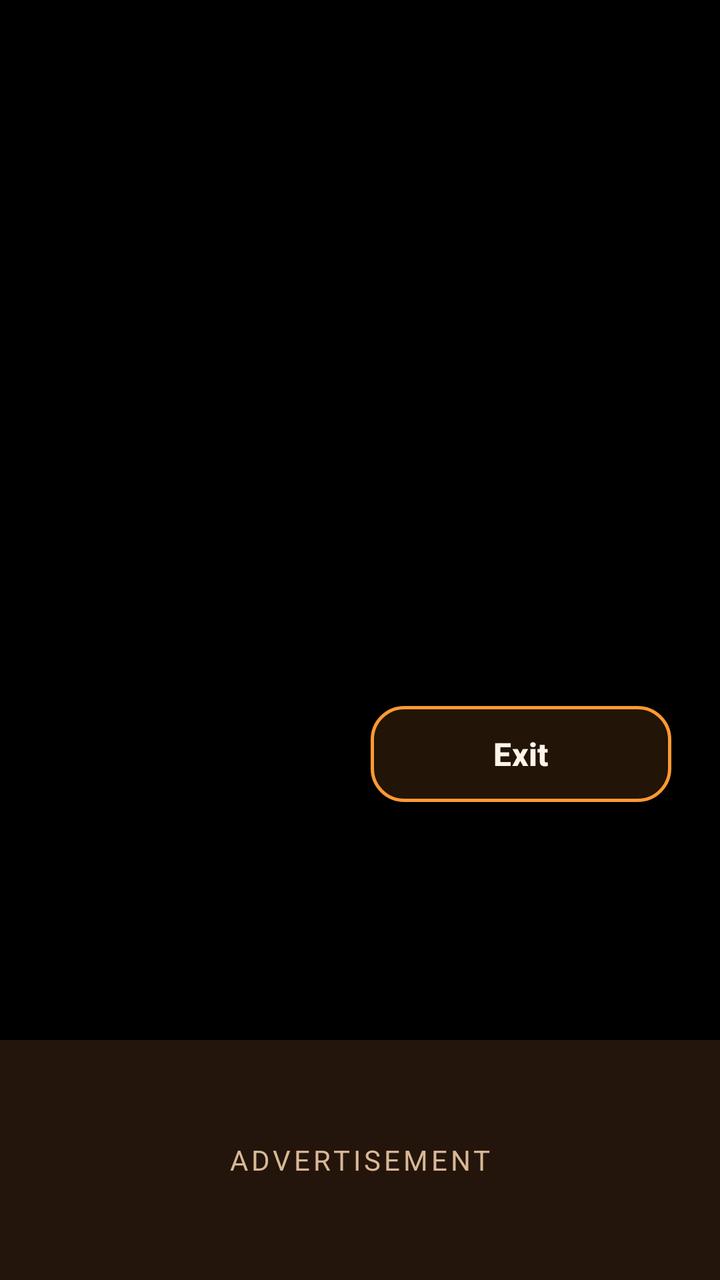
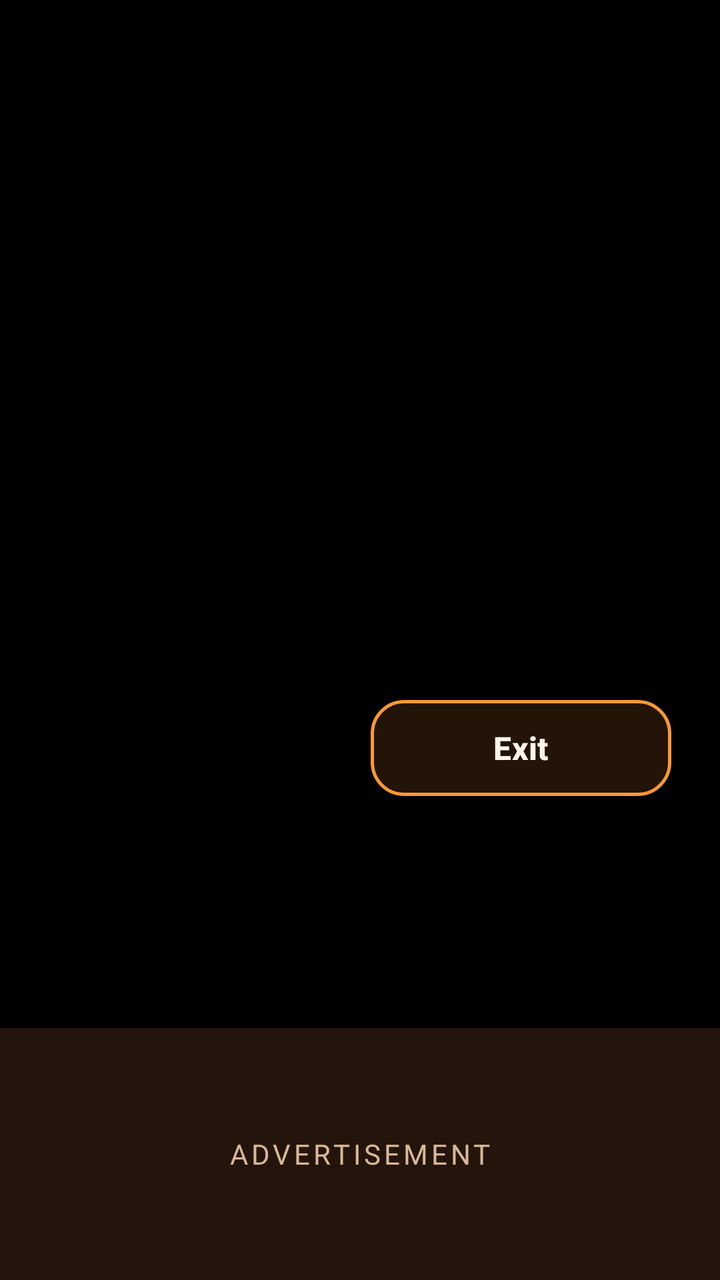

Before-and-after screenshots of an Android layout around one commit, followed by the original layout XML and the change that was made.
<!-- AndroidManifest.xml: activity theme Theme.Mantra.Nightstand -->
<!-- res/layout/activity_nightstand.xml -->
<?xml version="1.0" encoding="utf-8"?>
<LinearLayout xmlns:android="http://schemas.android.com/apk/res/android"
    xmlns:app="http://schemas.android.com/apk/res-auto"
    android:id="@+id/nightstandRoot"
    android:layout_width="match_parent"
    android:layout_height="match_parent"
    android:background="#FF000000"
    android:clickable="true"
    android:focusable="true"
    android:orientation="vertical">

    
    <LinearLayout
        android:layout_width="match_parent"
        android:layout_height="0dp"
        android:layout_weight="1"
        android:gravity="center_vertical"
        android:orientation="horizontal"
        android:paddingHorizontal="20dp"
        android:paddingTop="12dp"
        android:paddingBottom="8dp">

        <FrameLayout
            android:layout_width="0dp"
            android:layout_height="match_parent"
            android:layout_marginEnd="16dp"
            android:layout_weight="1">

            <ImageView
                android:id="@+id/godImage"
                android:layout_width="match_parent"
                android:layout_height="match_parent"
                android:adjustViewBounds="true"
                android:contentDescription="@string/nightstand_god_image"
                android:scaleType="fitCenter" />

            <View
                android:id="@+id/imageScrim"
                android:layout_width="match_parent"
                android:layout_height="match_parent"
                android:background="@android:color/transparent" />
        </FrameLayout>

        <LinearLayout
            android:layout_width="0dp"
            android:layout_height="match_parent"
            android:layout_weight="1.15"
            android:gravity="center"
            android:orientation="vertical"
            android:paddingStart="8dp"
            android:paddingEnd="4dp">

            <TextView
                android:id="@+id/clockText"
                android:layout_width="wrap_content"
                android:layout_height="wrap_content"
                android:fontFamily="sans-serif-medium"
                android:includeFontPadding="false"
                android:letterSpacing="0.02"
                android:textColor="@color/cream"
                android:textSize="96sp"
                android:textStyle="bold" />

            <TextView
                android:id="@+id/dateText"
                android:layout_width="match_parent"
                android:layout_height="wrap_content"
                android:layout_marginTop="2dp"
                android:gravity="center"
                android:textColor="@color/cream"
                android:textSize="24sp"
                android:textStyle="bold" />

            <TextView
                android:id="@+id/chargingStatus"
                android:layout_width="match_parent"
                android:layout_height="wrap_content"
                android:layout_marginTop="10dp"
                android:gravity="center"
                android:textColor="@color/brand"
                android:textSize="20sp"
                android:textStyle="bold" />

            <TextView
                android:id="@+id/mantraLabel"
                android:layout_width="match_parent"
                android:layout_height="wrap_content"
                android:layout_marginTop="10dp"
                android:ellipsize="end"
                android:gravity="center"
                android:maxLines="2"
                android:textColor="@color/cream"
                android:textSize="18sp"
                android:textStyle="bold" />

            <TextView
                android:id="@+id/sleepRemaining"
                android:layout_width="match_parent"
                android:layout_height="wrap_content"
                android:layout_marginTop="8dp"
                android:gravity="center"
                android:textColor="@color/cream"
                android:textSize="16sp"
                android:textStyle="bold"
                android:visibility="gone" />

            <com.google.android.material.button.MaterialButton
                android:id="@+id/exitButton"
                android:layout_width="wrap_content"
                android:layout_height="48dp"
                android:layout_marginTop="12dp"
                android:background="@drawable/btn_outline_bg"
                android:minWidth="160dp"
                android:minHeight="48dp"
                android:paddingHorizontal="28dp"
                android:text="@string/exit"
                android:textAllCaps="false"
                android:textColor="@color/cream"
                android:textSize="16sp"
                android:textStyle="bold"
                app:backgroundTint="@null" />
        </LinearLayout>
    </LinearLayout>

    <FrameLayout
        android:id="@+id/adSection"
        android:layout_width="match_parent"
        android:layout_height="120dp"
        android:background="@drawable/nightstand_ad_bg"
        android:paddingHorizontal="12dp"
        android:paddingVertical="8dp">

        <FrameLayout
            android:id="@+id/adPlaceholder"
            android:layout_width="match_parent"
            android:layout_height="match_parent">

            <ImageView
                android:id="@+id/adPlaceholderImage"
                android:layout_width="match_parent"
                android:layout_height="match_parent"
                android:alpha="0.35"
                android:importantForAccessibility="no"
                android:scaleType="centerCrop" />

            <TextView
                android:layout_width="wrap_content"
                android:layout_height="wrap_content"
                android:layout_gravity="center"
                android:letterSpacing="0.12"
                android:text="@string/ad_advertisement"
                android:textAllCaps="true"
                android:textColor="@color/muted"
                android:textSize="14sp" />
        </FrameLayout>

        <FrameLayout
            android:id="@+id/adContainer"
            android:layout_width="match_parent"
            android:layout_height="match_parent" />
    </FrameLayout>
</LinearLayout>
<!-- resources referenced by this layout -->
<resources>
  <color name="brand">#FFFF9933</color>
  <color name="cream">#FFFFF4E8</color>
  <color name="muted">#FFD9B896</color>
  <!-- drawable btn_outline_bg (drawable) -->
  <?xml version="1.0" encoding="utf-8"?>
  <selector xmlns:android="http://schemas.android.com/apk/res/android">
      <item android:state_enabled="false">
          <shape>
              <solid android:color="#1AFF9933" />
              <corners android:radius="16dp" />
              <stroke
                  android:width="1dp"
                  android:color="#33FF9933" />
          </shape>
      </item>
      <item>
          <shape>
              <solid android:color="#22FF9933" />
              <corners android:radius="16dp" />
              <stroke
                  android:width="1.5dp"
                  android:color="@color/brand" />
          </shape>
      </item>
  </selector>
  <!-- drawable nightstand_ad_bg (drawable) -->
  <?xml version="1.0" encoding="utf-8"?>
  <shape xmlns:android="http://schemas.android.com/apk/res/android">
      <solid android:color="@color/card" />
  </shape>
  <string name="ad_advertisement">Advertisement</string>
  <string name="exit">Exit</string>
  <string name="nightstand_god_image">Deity image</string>
  <style name="Theme.Mantra.Nightstand" parent="Theme.Mantra">
          <item name="android:statusBarColor">@android:color/black</item>
          <item name="android:navigationBarColor">@android:color/black</item>
          <item name="android:windowBackground">@android:color/black</item>
          <item name="android:windowFullscreen">true</item>
      </style>
  <color name="card">#FF24150C</color>
  <style name="Theme.Mantra" parent="Theme.Material3.Dark.NoActionBar">
          <item name="colorPrimary">@color/brand</item>
          <item name="colorOnPrimary">@color/ink</item>
          <item name="colorSecondary">@color/brand_dark</item>
          <item name="colorSurface">@color/card</item>
          <item name="colorOnSurface">@color/cream</item>
          <item name="android:statusBarColor">@color/bg</item>
          <item name="android:navigationBarColor">@color/bg</item>
          <item name="android:windowBackground">@color/bg</item>
          <item name="android:windowLightStatusBar">false</item>
      </style>
  <color name="ink">#FF1A1008</color>
  <color name="brand_dark">#FFE07A12</color>
  <color name="bg">#FF120B06</color>
</resources>

<!-- the commit's change to res/layout/activity_nightstand.xml (unified diff, before → after) -->
@@ -125,10 +125,10 @@
     <FrameLayout
         android:id="@+id/adSection"
         android:layout_width="match_parent"
-        android:layout_height="120dp"
+        android:layout_height="126dp"
         android:background="@drawable/nightstand_ad_bg"
         android:paddingHorizontal="12dp"
-        android:paddingVertical="8dp">
+        android:paddingVertical="0dp">
 
         <FrameLayout
             android:id="@+id/adPlaceholder"
